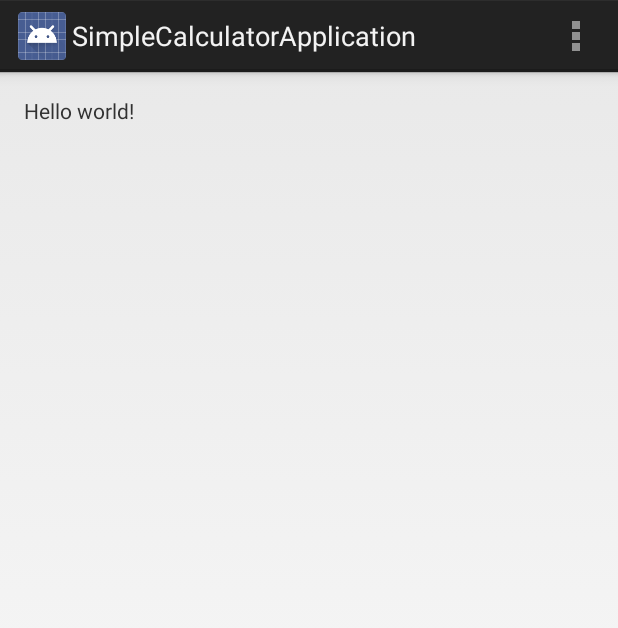
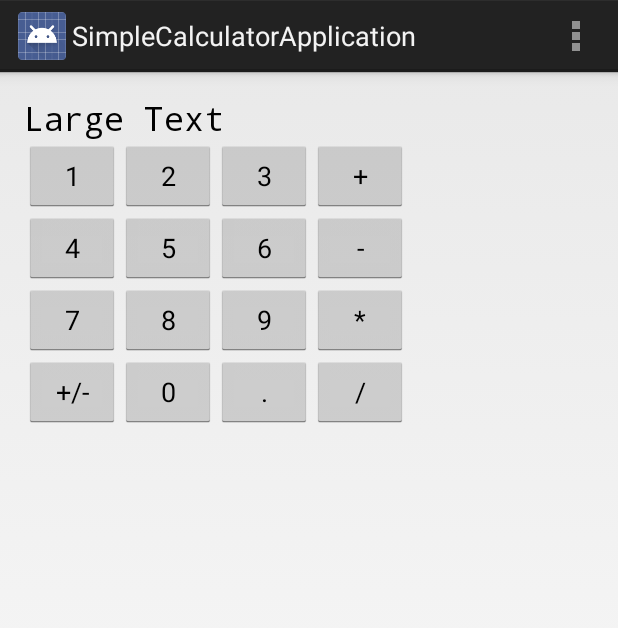
Before and after one commit to karthik892/SimpleCalculatorApplication, an Android app: the screen it shows after launch (MainActivity), on a phone screen of 412 x 824 dp. Shown: the top 628 px of the screen. Run offline under Robolectric (Android 15) with nearby library versions, the phone set to English and light mode, and no system bars.

Commit message:
Started work on user interface

```diff
--- a/app/src/main/res/layout/activity_main.xml
+++ b/app/src/main/res/layout/activity_main.xml
@@ -5,7 +5,149 @@
     android:paddingTop="@dimen/activity_vertical_margin"
     android:paddingBottom="@dimen/activity_vertical_margin" tools:context=".MainActivity">
 
-    <TextView android:text="@string/hello_world" android:layout_width="wrap_content"
-        android:layout_height="wrap_content" />
+    <GridLayout
+        android:layout_width="match_parent"
+        android:layout_height="match_parent"
+        android:layout_alignParentTop="true"
+        android:layout_alignParentStart="true">
 
+        <TextView
+            android:layout_width="wrap_content"
+            android:layout_height="wrap_content"
+            android:textAppearance="?android:attr/textAppearanceLarge"
+            android:text="Large Text"
+            android:id="@+id/textView"
+            android:layout_row="0"
+            android:layout_column="0"
+            android:layout_columnSpan="4"
+            android:typeface="monospace" />
+
+        <Button
+            android:layout_width="wrap_content"
+            android:layout_height="wrap_content"
+            android:text="1"
+            android:id="@+id/oneBtn"
+            android:layout_row="1"
+            android:layout_column="0" />
+
+        <Button
+            android:layout_width="wrap_content"
+            android:layout_height="wrap_content"
+            android:text="4"
+            android:id="@+id/fourBtn"
+            android:layout_row="2"
+            android:layout_column="0" />
+
+        <Button
+            android:layout_width="wrap_content"
+            android:layout_height="wrap_content"
+            android:text="5"
+            android:id="@+id/fiveBtn"
+            android:layout_row="2"
+            android:layout_column="1" />
+
+        <Button
+            android:layout_width="wrap_content"
+            android:layout_height="wrap_content"
+            android:text="6"
+            android:id="@+id/sixBtn"
+            android:layout_row="2"
+            android:layout_column="2" />
+
+        <Button
+            android:layout_width="wrap_content"
+            android:layout_height="wrap_content"
+            android:text="-"
+            android:id="@+id/minusBtn"
+            android:layout_row="2"
+            android:layout_column="3" />
+
+        <Button
+            android:layout_width="wrap_content"
+            android:layout_height="wrap_content"
+            android:text="7"
+            android:id="@+id/sevenBtn"
+            android:layout_row="3"
+            android:layout_column="0" />
+
+        <Button
+            android:layout_width="wrap_content"
+            android:layout_height="wrap_content"
+            android:text="8"
+            android:id="@+id/eightBtn"
+            android:layout_row="3"
+            android:layout_column="1" />
+
+        <Button
+            android:layout_width="wrap_content"
+            android:layout_height="wrap_content"
+            android:text="9"
+            android:id="@+id/nineBtn"
+            android:layout_row="3"
+            android:layout_column="2" />
+
+        <Button
+            android:layout_width="wrap_content"
+            android:layout_height="wrap_content"
+            android:text="*"
+            android:id="@+id/multBtn"
+            android:layout_row="3"
+            android:layout_column="3" />
+
+        <Button
+            android:layout_width="wrap_content"
+            android:layout_height="wrap_content"
+            android:text="+/-"
+            android:id="@+id/plusMinusBtn"
+            android:layout_row="4"
+            android:layout_column="0" />
+
+        <Button
+            android:layout_width="wrap_content"
+            android:layout_height="wrap_content"
+            android:text="2"
+            android:id="@+id/twoBtn"
+            android:layout_row="1"
+            android:layout_column="1" />
+
+        <Button
+            android:layout_width="wrap_content"
+            android:layout_height="wrap_content"
+            android:text="3"
+            android:id="@+id/threeBtn"
+            android:layout_row="1"
+            android:layout_column="2" />
+
+        <Button
+            android:layout_width="wrap_content"
+            android:layout_height="wrap_content"
+            android:text="0"
+            android:id="@+id/zeroBtn"
+            android:layout_row="4"
+            android:layout_column="1" />
+
+        <Button
+            android:layout_width="wrap_content"
+            android:layout_height="wrap_content"
+            android:text="."
+            android:id="@+id/pointBtn"
+            android:layout_row="4"
+            android:layout_column="2" />
+
+        <Button
+            android:layout_width="wrap_content"
+            android:layout_height="wrap_content"
+            android:text="+"
+            android:id="@+id/plusBtn"
+            android:layout_row="1"
+            android:layout_column="3" />
+
+        <Button
+            android:layout_width="wrap_content"
+            android:layout_height="wrap_content"
+            android:text="/"
+            android:id="@+id/divBtn"
+            android:layout_row="4"
+            android:layout_column="3" />
+    </GridLayout>
 </RelativeLayout>
```
